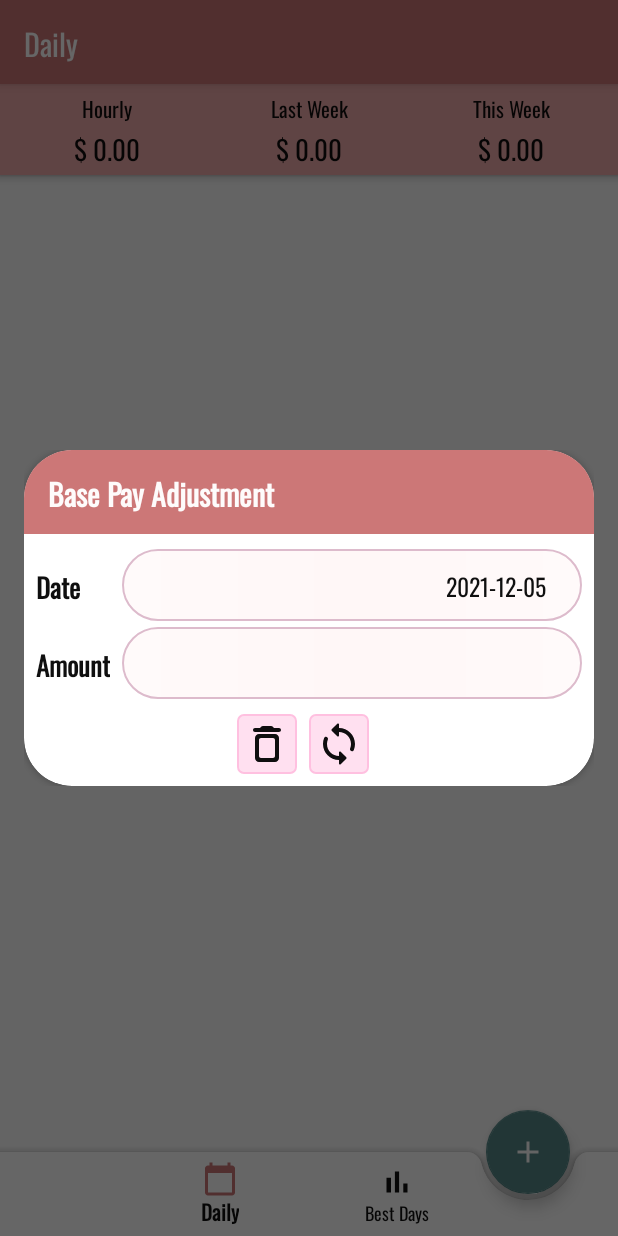
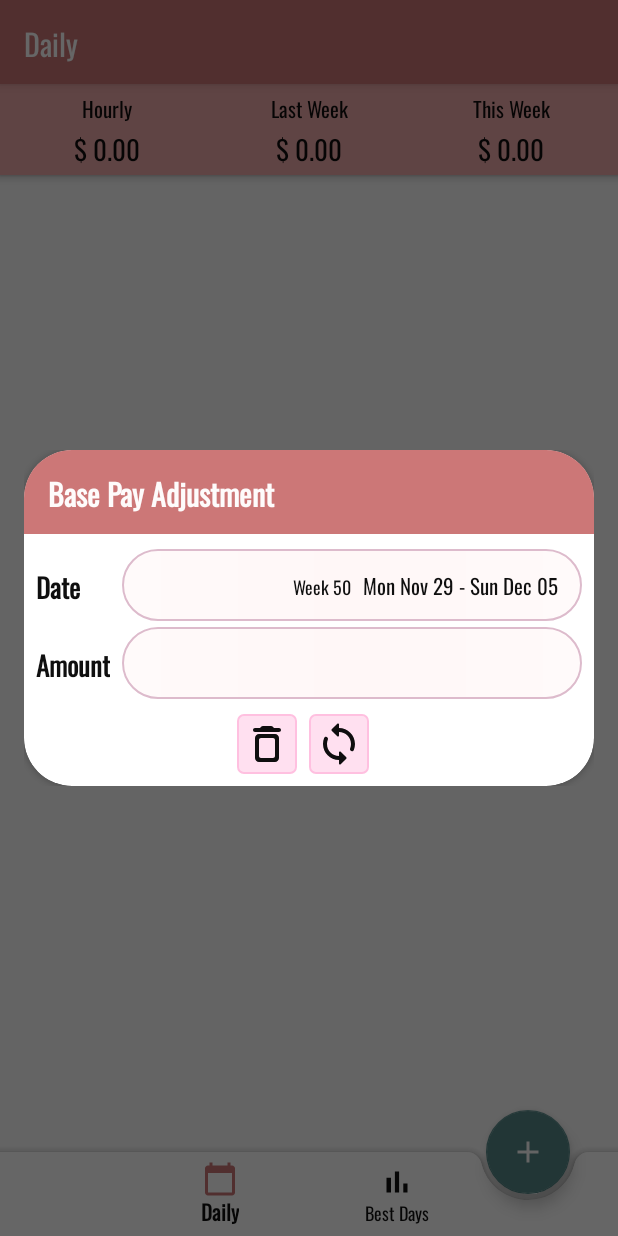
Before and after one commit to wtbenica/DashTracker, an Android app: the fragment AdjustDialog placed in its activity, on a phone screen of 412 x 824 dp. Run offline under Robolectric (Android 15) with nearby library versions, the phone set to English and light mode, and no system bars; our stand-ins replace Room's generated code, navigation-ui, paging; 1 statement that could not run was skipped.

Commit message:
week spinner works and looks good;

```diff
--- a/app/src/main/java/com/wtb/dashTracker/MainActivity.kt
+++ b/app/src/main/java/com/wtb/dashTracker/MainActivity.kt
@@ -16,10 +16,9 @@ import androidx.navigation.ui.setupWithNavController
 import com.google.android.material.bottomnavigation.BottomNavigationView
 import com.wtb.dashTracker.databinding.ActivityMainBinding
 import com.wtb.dashTracker.repository.Repository
-import com.wtb.dashTracker.ui.dialog_base_pay_adjustment.BasePayAdjustDialog
-import com.wtb.dashTracker.ui.dialog_edit_details.DetailDialog
+import com.wtb.dashTracker.ui.dialog_adjust.AdjustDialog
+import com.wtb.dashTracker.ui.dialog_entry.EntryDialog
 import com.wtb.dashTracker.ui.entry_list.EntryListFragment
-import com.wtb.dashTracker.views.FabMenuButton
 import com.wtb.dashTracker.views.FabMenuButtonInfo
 import kotlinx.coroutines.ExperimentalCoroutinesApi
 import java.time.DayOfWeek
@@ -29,8 +28,6 @@ import java.time.LocalDate
 class MainActivity : AppCompatActivity(), EntryListFragment.EntryListFragmentCallback {
 
     private lateinit var binding: ActivityMainBinding
-    private var fabMenuIsVisible = false
-    private var fabMenuItems = mutableListOf<FabMenuButton>()
 
     override fun onCreate(savedInstanceState: Bundle?) {
         super.onCreate(savedInstanceState)
@@ -92,11 +89,11 @@ class MainActivity : AppCompatActivity(), EntryListFragment.EntryListFragmentCal
             FabMenuButtonInfo(
                 "Add Entry",
                 R.drawable.calendar
-            ) { DetailDialog().show(fm, "new_entry_dialog") },
+            ) { EntryDialog().show(fm, "new_entry_dialog") },
             FabMenuButtonInfo(
                 "Add Adjustment",
                 R.drawable.alert
-            ) { BasePayAdjustDialog().show(fm, "new_adjust_dialog") },
+            ) { AdjustDialog().show(fm, "new_adjust_dialog") },
             FabMenuButtonInfo(
                 "Add Payout",
                 R.drawable.chart
--- a/app/src/main/java/com/wtb/dashTracker/database/daos/BaseDao.kt
+++ b/app/src/main/java/com/wtb/dashTracker/database/daos/BaseDao.kt
@@ -4,8 +4,6 @@ import androidx.room.*
 import androidx.sqlite.db.SimpleSQLiteQuery
 import androidx.sqlite.db.SupportSQLiteQuery
 import com.wtb.dashTracker.MainActivity.Companion.APP
-import com.wtb.dashTracker.database.models.BasePayAdjustment
-import com.wtb.dashTracker.database.models.DashEntry
 import com.wtb.dashTracker.database.models.DataModel
 import kotlinx.coroutines.ExperimentalCoroutinesApi
 import kotlinx.coroutines.flow.Flow
--- /dev/null
+++ b/app/src/main/java/com/wtb/dashTracker/extensions/LocalDateExtensions.kt
@@ -0,0 +1,23 @@
+package com.wtb.dashTracker.extensions
+
+import java.time.LocalDate
+import java.time.format.DateTimeFormatter
+import java.time.temporal.WeekFields
+import java.util.*
+
+val dtfDate: DateTimeFormatter = DateTimeFormatter.ofPattern("eee MMM dd, yyyy")
+val dtfDateThisYear: DateTimeFormatter = DateTimeFormatter.ofPattern("eee MMM dd")
+val dtfTime: DateTimeFormatter = DateTimeFormatter.ofPattern("h:mm a")
+
+val LocalDate.weekOfYear: Int
+    get() {
+        val weekFields = WeekFields.of(Locale.getDefault()).weekOfWeekBasedYear()
+        return get(weekFields)
+    }
+
+val LocalDate.formatted: String
+    get() = if (year == LocalDate.now().year) {
+        format(dtfDateThisYear)
+    } else {
+        format(dtfDate)
+    }
--- a/app/src/main/java/com/wtb/dashTracker/ui/extensions/ViewExtensions.kt
+++ b/app/src/main/java/com/wtb/dashTracker/extensions/ViewExtensions.kt
@@ -1,4 +1,4 @@
-package com.wtb.dashTracker.ui.extensions
+package com.wtb.dashTracker.extensions
 
 import android.view.MotionEvent
 import android.view.View
--- a/app/src/main/java/com/wtb/dashTracker/ui/date_time_pickers/DatePickerFragment.kt
+++ b/app/src/main/java/com/wtb/dashTracker/ui/date_time_pickers/DatePickerFragment.kt
@@ -6,7 +6,7 @@ import android.os.Bundle
 import android.widget.DatePicker
 import android.widget.TextView
 import androidx.fragment.app.DialogFragment
-import com.wtb.dashTracker.ui.entry_list.EntryListFragment.Companion.dtfDate
+import com.wtb.dashTracker.extensions.dtfDate
 import java.time.LocalDate
 import java.util.*
 
--- a/app/src/main/java/com/wtb/dashTracker/ui/date_time_pickers/TimePickerFragment.kt
+++ b/app/src/main/java/com/wtb/dashTracker/ui/date_time_pickers/TimePickerFragment.kt
@@ -7,12 +7,14 @@ import android.text.format.DateFormat
 import android.widget.TextView
 import android.widget.TimePicker
 import androidx.fragment.app.DialogFragment
-import com.wtb.dashTracker.ui.entry_list.EntryListFragment.Companion.dtfTime
-import com.wtb.dashTracker.ui.extensions.toTimeOrNull
+import com.wtb.dashTracker.extensions.dtfTime
+import com.wtb.dashTracker.extensions.toTimeOrNull
+import kotlinx.coroutines.ExperimentalCoroutinesApi
 import java.time.LocalTime
 import java.util.*
 
 
+@ExperimentalCoroutinesApi
 class TimePickerFragment(private val timeTextView: TextView) : DialogFragment(), TimePickerDialog.OnTimeSetListener {
     override fun onCreateDialog(savedInstanceState: Bundle?): Dialog {
         val c = Calendar.getInstance()
--- a/app/src/main/java/com/wtb/dashTracker/ui/dialog_base_pay_adjustment/BasePayAdjustDialog.kt
+++ b/app/src/main/java/com/wtb/dashTracker/ui/dialog_adjust/AdjustDialog.kt
@@ -1,5 +1,6 @@
-package com.wtb.dashTracker.ui.dialog_base_pay_adjustment
+package com.wtb.dashTracker.ui.dialog_adjust
 
+import android.content.Context
 import android.graphics.Color
 import android.graphics.drawable.ColorDrawable
 import android.os.Bundle
@@ -8,13 +9,20 @@ import android.view.LayoutInflater
 import android.view.View
 import android.view.ViewGroup
 import android.widget.ArrayAdapter
+import android.widget.TextView
+import androidx.annotation.LayoutRes
 import androidx.fragment.app.viewModels
+import androidx.recyclerview.widget.RecyclerView
 import com.wtb.dashTracker.MainActivity
 import com.wtb.dashTracker.MainActivity.Companion.APP
 import com.wtb.dashTracker.R
 import com.wtb.dashTracker.database.models.AUTO_ID
 import com.wtb.dashTracker.database.models.BasePayAdjustment
+import com.wtb.dashTracker.databinding.DialogAdjustWeekSpinnerItemBinding
+import com.wtb.dashTracker.databinding.DialogAdjustWeekSpinnerItemSingleLineBinding
 import com.wtb.dashTracker.databinding.DialogFragAdjustBinding
+import com.wtb.dashTracker.extensions.formatted
+import com.wtb.dashTracker.extensions.weekOfYear
 import com.wtb.dashTracker.views.FullWidthDialogFragment
 import kotlinx.coroutines.CoroutineScope
 import kotlinx.coroutines.Dispatchers
@@ -24,12 +32,12 @@ import kotlinx.coroutines.launch
 import java.time.LocalDate
 
 @ExperimentalCoroutinesApi
-class BasePayAdjustDialog(
+class AdjustDialog(
     private var basePayAdjustment: BasePayAdjustment? = null
 ) : FullWidthDialogFragment() {
 
     private lateinit var binding: DialogFragAdjustBinding
-    private val viewModel: BasePayAdjustViewModel by viewModels()
+    private val viewModel: AdjustViewModel by viewModels()
 
     override fun onCreate(savedInstanceState: Bundle?) {
         super.onCreate(savedInstanceState)
@@ -47,7 +55,7 @@ class BasePayAdjustDialog(
 
         binding = DialogFragAdjustBinding.inflate(layoutInflater)
 
-        val adapter = ArrayAdapter(
+        val adapter = WeekSpinnerAdapter(
             context!!,
             android.R.layout.simple_spinner_item,
             getListOfWeeks()
@@ -124,6 +132,62 @@ class BasePayAdjustDialog(
 
     private fun isEmpty(): Boolean = binding.fragAdjustAmount.text.isEmpty()
 
+    inner class WeekSpinnerAdapter(
+        context: Context,
+        @LayoutRes resId: Int,
+        private val itemList: Array<LocalDate>
+    ) : ArrayAdapter<LocalDate>(context, resId, itemList) {
+
+        var viewHolder: WeekSpinnerViewHolder? = null
+
+        override fun getView(position: Int, convertView: View?, parent: ViewGroup): View {
+            var cv = convertView
+            if (cv == null) {
+                val binding = DialogAdjustWeekSpinnerItemSingleLineBinding.inflate(layoutInflater)
+                cv = binding.root
+                viewHolder = WeekSpinnerViewHolder(
+                    binding.dialogAdjustWeekSpinnerItemWeek,
+                    binding.dialogAdjustWeekSpinnerItemDates
+                )
+                cv.tag = viewHolder
+            } else {
+                viewHolder = cv.tag as WeekSpinnerViewHolder
+            }
+            val endWeek = itemList[position]
+            val startWeek = endWeek.minusDays(6)
+            val weekOfYear = endWeek.weekOfYear
+            viewHolder?.weekNumber?.text = getString(R.string.week_number, weekOfYear)
+            viewHolder?.dates?.text = getString(R.string.date_range, startWeek.formatted, endWeek.formatted)
+            return cv
+        }
+
+        override fun getDropDownView(position: Int, convertView: View?, parent: ViewGroup): View {
+            var cv = convertView
+            if (cv == null) {
+                val binding = DialogAdjustWeekSpinnerItemBinding.inflate(layoutInflater)
+                cv = binding.root
+                viewHolder = WeekSpinnerViewHolder(
+                    binding.dialogAdjustWeekSpinnerItemWeek,
+                    binding.dialogAdjustWeekSpinnerItemDates
+                )
+                cv.tag = viewHolder
+            } else {
+                viewHolder = cv.tag as WeekSpinnerViewHolder
+            }
+            val endWeek = itemList[position]
+            val startWeek = endWeek.minusDays(6)
+            val weekOfYear = endWeek.weekOfYear
+            viewHolder?.weekNumber?.text = getString(R.string.week_number, weekOfYear)
+            viewHolder?.dates?.text = getString(R.string.date_range, startWeek.formatted, endWeek.formatted)
+            return cv
+        }
+    }
+
+    data class WeekSpinnerViewHolder(
+        val weekNumber: TextView,
+        val dates: TextView
+    )
+
     companion object {
         private const val TAG = APP + "BasePayAdjustDialog"
         fun getListOfWeeks(): Array<LocalDate> {
--- a/app/src/main/java/com/wtb/dashTracker/ui/dialog_base_pay_adjustment/BasePayAdjustViewModel.kt
+++ b/app/src/main/java/com/wtb/dashTracker/ui/dialog_adjust/AdjustViewModel.kt
@@ -1,4 +1,4 @@
-package com.wtb.dashTracker.ui.dialog_base_pay_adjustment
+package com.wtb.dashTracker.ui.dialog_adjust
 
 import com.wtb.dashTracker.database.models.BasePayAdjustment
 import com.wtb.dashTracker.ui.BaseViewModel
@@ -6,7 +6,7 @@ import kotlinx.coroutines.ExperimentalCoroutinesApi
 import kotlinx.coroutines.flow.Flow
 
 @ExperimentalCoroutinesApi
-class BasePayAdjustViewModel : BaseViewModel<BasePayAdjustment>() {
+class AdjustViewModel : BaseViewModel<BasePayAdjustment>() {
     override fun getItemFlowById(id: Int): Flow<BasePayAdjustment?> =
         repository.getBasePayAdjustFlowById(id)
 }
--- a/app/src/main/java/com/wtb/dashTracker/ui/dialog_edit_details/DetailViewModel.kt
+++ b/app/src/main/java/com/wtb/dashTracker/ui/dialog_entry/EntryViewModel.kt
@@ -1,4 +1,4 @@
-package com.wtb.dashTracker.ui.dialog_edit_details
+package com.wtb.dashTracker.ui.dialog_entry
 
 import com.wtb.dashTracker.database.models.DashEntry
 import com.wtb.dashTracker.ui.BaseViewModel
@@ -6,7 +6,7 @@ import kotlinx.coroutines.ExperimentalCoroutinesApi
 import kotlinx.coroutines.flow.Flow
 
 @ExperimentalCoroutinesApi
-class DetailViewModel : BaseViewModel<DashEntry>() {
+class EntryViewModel : BaseViewModel<DashEntry>() {
     override fun getItemFlowById(id: Int): Flow<DashEntry?> =
         repository.getEntryFlowById(id)
 }
--- a/app/src/main/java/com/wtb/dashTracker/views/FabMenu.kt
+++ b/app/src/main/java/com/wtb/dashTracker/views/FabMenu.kt
@@ -18,7 +18,7 @@ import androidx.vectordrawable.graphics.drawable.AnimatedVectorDrawableCompat
 import com.google.android.material.floatingactionbutton.FloatingActionButton
 import com.wtb.dashTracker.MainActivity
 import com.wtb.dashTracker.R
-import com.wtb.dashTracker.ui.extensions.isTouchTarget
+import com.wtb.dashTracker.extensions.isTouchTarget
 import kotlinx.coroutines.ExperimentalCoroutinesApi
 
 @ExperimentalCoroutinesApi
--- /dev/null
+++ b/app/src/main/res/drawable/disabled_bg.xml
@@ -0,0 +1,5 @@
+<?xml version="1.0" encoding="utf-8"?>
+<shape xmlns:android="http://schemas.android.com/apk/res/android">
+    <corners android:radius="24dp" />
+    <solid android:color="?attr/colorPrimaryVariant" />
+</shape>
--- /dev/null
+++ b/app/src/main/res/layout/dialog_adjust_week_spinner_item_single_line.xml
@@ -0,0 +1,24 @@
+<?xml version="1.0" encoding="utf-8"?>
+<LinearLayout xmlns:android="http://schemas.android.com/apk/res/android"
+    xmlns:tools="http://schemas.android.com/tools"
+    android:layout_width="match_parent"
+    android:layout_height="wrap_content"
+    android:orientation="horizontal">
+
+    <TextView
+        android:id="@+id/dialog_adjust_week_spinner_item_week"
+        android:layout_width="0dp"
+        android:layout_height="wrap_content"
+        android:layout_marginEnd="8dp"
+        android:layout_weight="1"
+        android:textAlignment="textEnd"
+        android:textSize="12sp"
+        tools:text="Week 50" />
+
+    <TextView
+        android:id="@+id/dialog_adjust_week_spinner_item_dates"
+        android:layout_width="wrap_content"
+        android:layout_height="wrap_content"
+        android:textAlignment="textEnd"
+        tools:text="Mon Nov 29 - Sun Dec 05" />
+</LinearLayout>
--- a/app/src/main/res/layout/dialog_frag_entry.xml
+++ b/app/src/main/res/layout/dialog_frag_entry.xml
@@ -121,7 +121,7 @@
 
                 <!--    Row 4   -->
                 <com.wtb.dashTracker.views.TableRadioButton
-                    android:id="@+id/dialog_entry_trb_start_end_odometer"
+                    android:id="@+id/frag_entry_trb_start_end_odometer"
                     android:layout_row="4"
                     android:layout_rowSpan="2"
                     android:layout_column="0"
@@ -172,7 +172,7 @@
 
                 <!--    Row 6   -->
                 <com.wtb.dashTracker.views.TableRadioButton
-                    android:id="@+id/dialog_entry_trb_trip_odometer"
+                    android:id="@+id/frag_entry_trb_trip_odometer"
                     android:layout_row="6"
                     android:layout_column="0"
                     android:layout_gravity="center_vertical"
--- a/app/src/main/res/values/strings.xml
+++ b/app/src/main/res/values/strings.xml
@@ -43,4 +43,6 @@
     <string name="dialog_adjust_title">Base Pay Adjustment</string>
     <string name="content_desc_edit_button">Edit this entry</string>
     <string name="content_desc_remove">Remove this entry</string>
+    <string name="week_number">Week %d</string>
+    <string name="date_range">%s - %s</string>
 </resources>
```
Also changed, not shown: app/src/main/java/com/wtb/dashTracker/extensions/CharSequenceExtensions.kt (renamed from app/src/main/java/com/wtb/dashTracker/ui/extensions/CharSequenceExtensions.kt, +4 -4 lines), app/src/main/java/com/wtb/dashTracker/ui/dialog_entry/EntryDialog.kt (renamed from app/src/main/java/com/wtb/dashTracker/ui/dialog_edit_details/DetailDialog.kt, +45 -15 lines), app/src/main/java/com/wtb/dashTracker/ui/entry_list/EntryListFragment.kt (+7 -11 lines), app/src/main/java/com/wtb/dashTracker/views/TableRadioButton.kt (+13 -1 lines), app/src/main/res/drawable/dialog_adjust_week_spinner_item_bg.xml (added, +13 -0 lines), app/src/main/res/layout/dialog_adjust_week_spinner_item.xml (added, +24 -0 lines).
